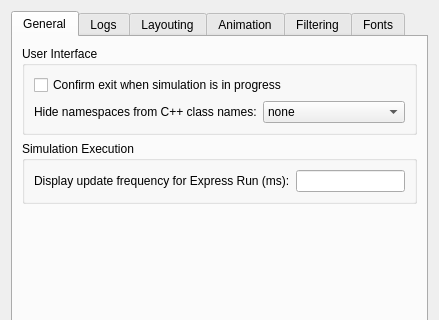
Qt form src/qtenv/preferencesdialog.ui (omnetpp/omnetpp) before a commit; both pictures show x 0 to 439 and y 0 to 320 of the 439 by 532 pixel window.
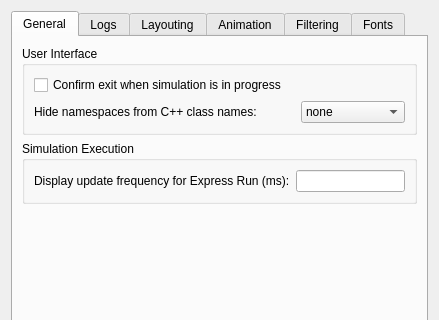
The same form after that commit.

Commit message:
qtenv: PreferencesDialog tweaks.
Some checkboxes indented in the Animation tab,
a few form layouts converted into grid layouts.

```diff
--- a/src/qtenv/preferencesdialog.ui
+++ b/src/qtenv/preferencesdialog.ui
@@ -48,16 +48,28 @@
            </widget>
           </item>
           <item>
-           <layout class="QFormLayout" name="formLayout_4">
-            <item row="0" column="0">
+           <layout class="QHBoxLayout" name="horizontalLayout" stretch="0,0">
+            <item>
              <widget class="QLabel" name="hideNamespaceText">
+              <property name="sizePolicy">
+               <sizepolicy hsizetype="Preferred" vsizetype="Preferred">
+                <horstretch>5</horstretch>
+                <verstretch>0</verstretch>
+               </sizepolicy>
+              </property>
               <property name="text">
                <string>Hide namespaces from C++ class names:</string>
               </property>
              </widget>
             </item>
-            <item row="0" column="1">
+            <item>
              <widget class="QComboBox" name="hideNameSpace">
+              <property name="sizePolicy">
+               <sizepolicy hsizetype="Preferred" vsizetype="Fixed">
+                <horstretch>2</horstretch>
+                <verstretch>0</verstretch>
+               </sizepolicy>
+              </property>
               <item>
                <property name="text">
                 <string>none</string>
```
Left out of the diff: 83 changed lines with no effect on the pictures. Lines whose indentation alone changed are shown as unchanged.
